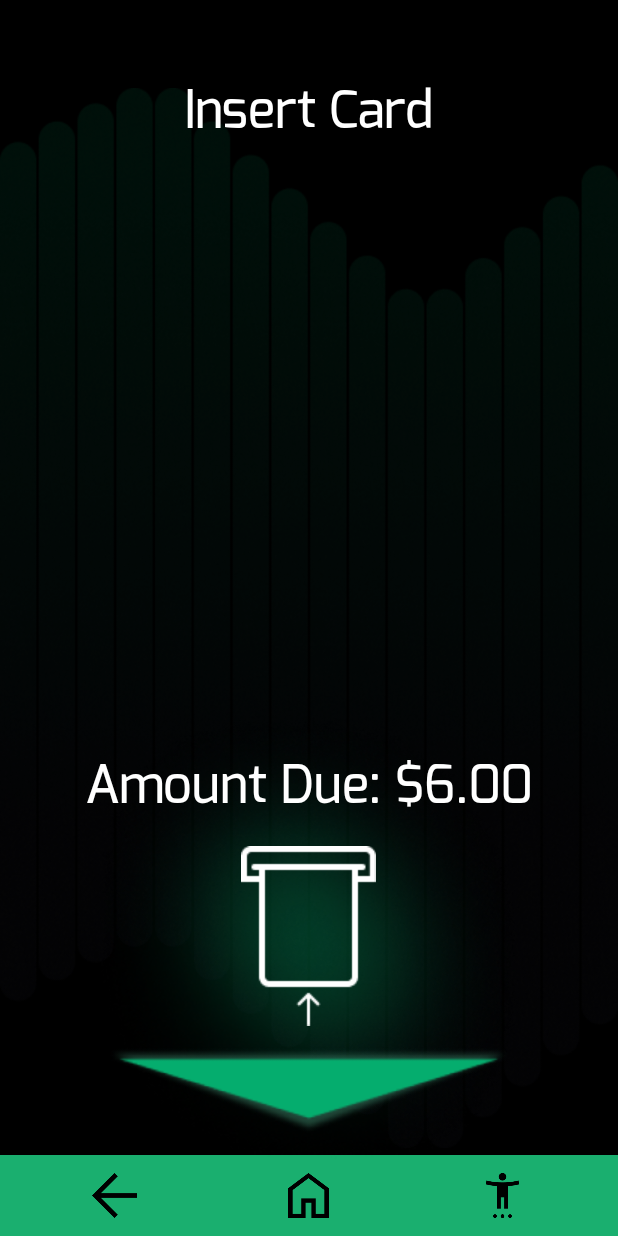
After one commit to IDTech-AP6800/ParkingBuddy, an Android app: the layout activity_insert.xml on its own in the app's theme, with its tools: preview values and no code run, on a phone screen of 412 x 824 dp. The commit adds this screen. Run offline under Robolectric (Android 15) with nearby library versions, the phone set to English and light mode, and no system bars.

Commit message:
Layouts & Components Transferred from Previous Repo Finished + Changes to Sizing & Code for some Layouts

```diff
--- /dev/null
+++ b/app/src/main/res/layout/activity_insert.xml
@@ -0,0 +1,73 @@
+<?xml version="1.0" encoding="utf-8"?>
+
+<RelativeLayout xmlns:android="http://schemas.android.com/apk/res/android"
+    xmlns:app="http://schemas.android.com/apk/res-auto"
+    android:layout_width="match_parent"
+    android:layout_height="match_parent">
+
+    <!-- Background -->
+    <include
+        layout="@layout/background"/>
+
+    <!-- Navigation Bar -->
+    <include
+        layout="@layout/navigation_bar"/>
+
+    <!-- Insert Card Text -->
+    <TextView
+        android:id="@+id/tapToGetStarted"
+        android:layout_width="wrap_content"
+        android:layout_height="wrap_content"
+        android:layout_below="@id/rectangle_background_top"
+        android:layout_centerHorizontal="true"
+        android:layout_marginTop="50dp"
+        android:fontFamily="@font/exo_medium"
+        android:text="@string/insert_card_prompt"
+        android:textColor="@color/white"
+        android:textSize="34sp" />
+
+    <!--  Eclipse Glow  -->
+    <ImageView
+        android:id="@+id/ellipseGlow"
+        android:layout_width="wrap_content"
+        android:layout_height="wrap_content"
+        app:srcCompat="@drawable/components_insert_background_eclipse"
+        android:layout_alignBottom="@+id/insertArrow"
+        android:layout_marginBottom="40dp"
+        android:layout_alignParentBottom="true"
+        android:layout_centerHorizontal="true"/>
+
+    <!-- Amount Due Text -->
+    <TextView
+        android:id="@+id/amountDue"
+        android:layout_width="wrap_content"
+        android:layout_height="wrap_content"
+        android:layout_centerHorizontal="true"
+        android:layout_alignBottom="@+id/swipeIndication"
+        android:layout_marginBottom="140dp"
+        android:fontFamily="@font/exo_medium"
+        android:text="Amount Due: $6.00"
+        android:textColor="@color/white"
+        android:textSize="34sp" />
+
+    <!-- Card Icon -->
+    <ImageView
+        android:id="@+id/swipeIndication"
+        android:layout_width="wrap_content"
+        android:layout_height="wrap_content"
+        android:layout_centerHorizontal="true"
+        android:layout_alignBottom="@+id/insertArrow"
+        android:layout_marginBottom="80dp"
+        app:srcCompat="@drawable/components_insert_indication_card" />
+
+    <!-- Down Arrow Icon -->
+    <ImageView
+        android:id="@+id/insertArrow"
+        android:layout_width="300dp"
+        android:layout_height="wrap_content"
+        android:layout_alignParentBottom="true"
+        android:layout_centerHorizontal="true"
+        android:layout_alignBottom="@+id/navBar"
+        android:layout_marginBottom="60dp"
+        app:srcCompat="@drawable/components_insert_arrow" />
+</RelativeLayout>
--- a/app/src/main/res/layout/activity_main.xml
+++ b/app/src/main/res/layout/activity_main.xml
@@ -138,6 +138,6 @@
         app:layout_constraintHorizontal_bias="0.0"
         app:layout_constraintStart_toEndOf="@id/powered_by"
         app:layout_constraintTop_toBottomOf="@id/park_buddy_logo"
-        app:srcCompat="@drawable/components_IDTECH_logo" />
+        app:srcCompat="@drawable/components_idtech_logo" />
 
 </androidx.constraintlayout.widget.ConstraintLayout>
--- a/app/src/main/res/layout/navigation_bar.xml
+++ b/app/src/main/res/layout/navigation_bar.xml
@@ -4,6 +4,7 @@
 
     <!-- Navigation Bar -->
     <LinearLayout
+        android:id="@+id/navBar"
         android:layout_width="match_parent"
         android:layout_height="wrap_content"
         android:layout_alignParentBottom="true"
--- a/app/src/main/res/values/colors.xml
+++ b/app/src/main/res/values/colors.xml
@@ -6,4 +6,5 @@
     <color name="idtech_medium_green">#1d975e</color>
     <color name="idtech_dark_green">#007047</color>
     <color name="idtech_grey">#d2d2d4</color>
+    <color name="error">#FFD878</color>
 </resources>
--- a/app/src/main/res/values/strings.xml
+++ b/app/src/main/res/values/strings.xml
@@ -3,6 +3,6 @@
     <string name="hours_parking_duration">1</string>
     <string name="minutes_parking_duration">0</string>
     <string name="main_page">Tap here to get started</string>
-    <string name="insert_card_prompt">Insert Card Here</string>
+    <string name="insert_card_prompt">Insert Card</string>
     <string name="home_button">Home Button</string>
 </resources>
```
Also changed, not shown: app/src/main/res/drawable/components_button_background.xml (added, +7 -0 lines), app/src/main/res/drawable/components_button_down.xml (added, +10 -0 lines), app/src/main/res/drawable/components_button_up.xml (added, +10 -0 lines), app/src/main/res/layout/activity_parking_info.xml (+69 -100 lines), app/src/main/res/layout/activity_payment_options.xml (+11 -13 lines), app/src/main/res/layout/activity_processing.xml (added, +60 -0 lines), app/src/main/res/layout/activity_swipe.xml (added, +70 -0 lines), app/src/main/res/drawable/components_drop_down.png (deleted), app/src/main/res/drawable/components_drop_up.png (deleted), app/src/main/res/drawable/components_insert_background_eclipse.png (added), app/src/main/res/drawable/components_insert_indication_arrow.png (renamed from app/src/main/res/drawable/components_swipe_indication_arrow.png), app/src/main/res/drawable/components_insert_indication_card.png (added), app/src/main/res/drawable/components_swipe_indication_card.png (deleted), app/src/main/res/drawable/components_swipe_indication_receiver.png (deleted).
